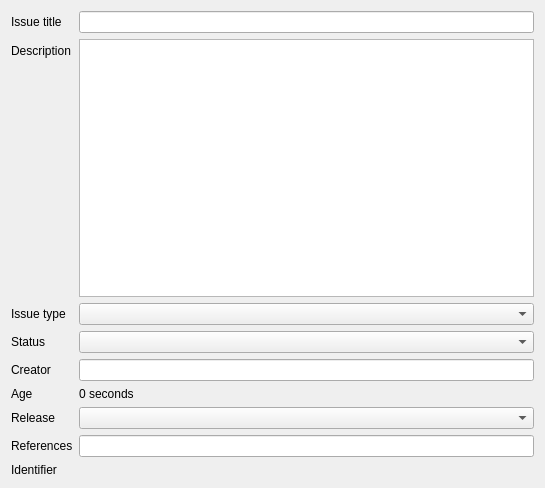
markussilvan/dit, file ui/issue_form_widget.ui: the form before one commit.
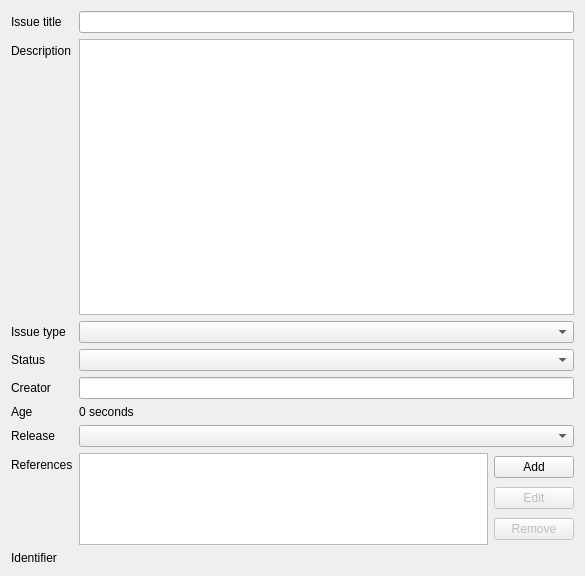
The form after the commit.

Commit message:
Adding multiple references to issues.
Ditz: 9ea8b669426afadace992eb525f17c3bfc482432
      7e6c229568bbad091f38c434cec6a349b666c94e
Task(s) completed: yes/no
Tested: yes

Patch:
```diff
--- a/ui/issue_form_widget.ui
+++ b/ui/issue_form_widget.ui
@@ -6,17 +6,14 @@
    <rect>
     <x>0</x>
     <y>0</y>
-    <width>545</width>
-    <height>488</height>
+    <width>585</width>
+    <height>576</height>
    </rect>
   </property>
   <property name="windowTitle">
    <string>Issue</string>
   </property>
-  <layout class="QFormLayout" name="formLayout">
-   <property name="fieldGrowthPolicy">
-    <enum>QFormLayout::AllNonFixedFieldsGrow</enum>
-   </property>
+  <layout class="QFormLayout" name="formLayout_2">
    <item row="0" column="0">
     <widget class="QLabel" name="labelTitle">
      <property name="text">
@@ -27,19 +24,19 @@
    <item row="0" column="1">
     <widget class="QLineEdit" name="lineEditTitle"/>
    </item>
-   <item row="1" column="0">
+   <item row="2" column="0">
     <widget class="QLabel" name="labelDescription">
      <property name="text">
       <string>Description</string>
      </property>
     </widget>
    </item>
-   <item row="1" column="1">
+   <item row="2" column="1">
     <widget class="QPlainTextEdit" name="plainTextEditDescription">
      <property name="sizePolicy">
       <sizepolicy hsizetype="Expanding" vsizetype="Expanding">
        <horstretch>0</horstretch>
-       <verstretch>1</verstretch>
+       <verstretch>3</verstretch>
       </sizepolicy>
      </property>
      <property name="tabChangesFocus">
@@ -47,84 +44,137 @@
      </property>
     </widget>
    </item>
-   <item row="2" column="0">
+   <item row="4" column="0">
     <widget class="QLabel" name="labelIssueType">
      <property name="text">
       <string>Issue type</string>
      </property>
     </widget>
    </item>
-   <item row="2" column="1">
+   <item row="4" column="1">
     <widget class="QComboBox" name="comboBoxIssueType"/>
    </item>
-   <item row="3" column="0">
+   <item row="6" column="0">
     <widget class="QLabel" name="labelStatus">
      <property name="text">
       <string>Status</string>
      </property>
     </widget>
    </item>
-   <item row="3" column="1">
+   <item row="6" column="1">
     <widget class="QComboBox" name="comboBoxStatus"/>
    </item>
-   <item row="4" column="0">
+   <item row="8" column="0">
     <widget class="QLabel" name="labelCreator">
      <property name="text">
       <string>Creator</string>
      </property>
     </widget>
    </item>
-   <item row="4" column="1">
+   <item row="8" column="1">
     <widget class="QLineEdit" name="lineEditCreator"/>
    </item>
-   <item row="5" column="0">
+   <item row="10" column="0">
     <widget class="QLabel" name="labelCreated">
      <property name="text">
       <string>Age</string>
      </property>
     </widget>
    </item>
-   <item row="5" column="1">
+   <item row="10" column="1">
     <widget class="QLabel" name="labelCreatedValue">
      <property name="text">
       <string>0 seconds</string>
      </property>
     </widget>
    </item>
-   <item row="6" column="0">
+   <item row="12" column="0">
     <widget class="QLabel" name="labelRelease">
      <property name="text">
       <string>Release</string>
      </property>
     </widget>
    </item>
-   <item row="6" column="1">
+   <item row="12" column="1">
     <widget class="QComboBox" name="comboBoxRelease"/>
    </item>
-   <item row="7" column="0">
-    <widget class="QLabel" name="labelReferences">
-     <property name="text">
-      <string>References</string>
+   <item row="15" column="1">
+    <widget class="QWidget" name="widgetReferences" native="true">
+     <property name="sizePolicy">
+      <sizepolicy hsizetype="Preferred" vsizetype="Preferred">
+       <horstretch>0</horstretch>
+       <verstretch>1</verstretch>
+      </sizepolicy>
      </property>
+     <layout class="QHBoxLayout" name="horizontalLayout">
+      <property name="margin">
+       <number>0</number>
+      </property>
+      <item>
+       <widget class="QListWidget" name="listWidgetReferences">
+        <property name="sizePolicy">
+         <sizepolicy hsizetype="Expanding" vsizetype="Expanding">
+          <horstretch>0</horstretch>
+          <verstretch>1</verstretch>
+         </sizepolicy>
+        </property>
+       </widget>
+      </item>
+      <item>
+       <layout class="QVBoxLayout" name="verticalLayout">
+        <item>
+         <widget class="QPushButton" name="pushButtonAdd">
+          <property name="text">
+           <string comment="Add new reference">Add</string>
+          </property>
+         </widget>
+        </item>
+        <item>
+         <widget class="QPushButton" name="pushButtonEdit">
+          <property name="enabled">
+           <bool>false</bool>
+          </property>
+          <property name="text">
+           <string comment="Edit reference">Edit</string>
+          </property>
+         </widget>
+        </item>
+        <item>
+         <widget class="QPushButton" name="pushButtonRemove">
+          <property name="enabled">
+           <bool>false</bool>
+          </property>
+          <property name="text">
+           <string comment="Remove reference">Remove</string>
+          </property>
+         </widget>
+        </item>
+       </layout>
+      </item>
+     </layout>
     </widget>
    </item>
-   <item row="7" column="1">
-    <widget class="QLineEdit" name="lineEditReferences"/>
-   </item>
-   <item row="8" column="0">
+   <item row="16" column="0">
     <widget class="QLabel" name="labelIdentifier">
      <property name="text">
       <string>Identifier</string>
      </property>
     </widget>
    </item>
-   <item row="8" column="1">
+   <item row="16" column="1">
     <widget class="QLabel" name="labelIdentifierValue">
      <property name="text">
       <string/>
      </property>
     </widget>
    </item>
+   <item row="15" column="0">
+    <widget class="QLabel" name="labelReferences">
+     <property name="text">
+      <string>References</string>
+     </property>
+    </widget>
+   </item>
   </layout>
  </widget>
  <tabstops>
```
Left out of the diff: 1 changed line with no effect on the pictures. The commit also changes 10 other files.
